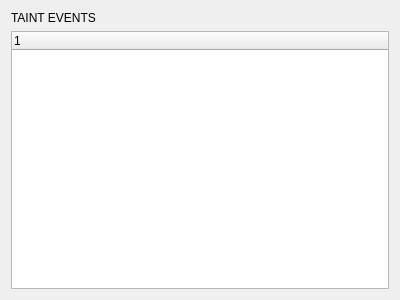
Before: the Qt Designer form src/GUI/PinTracerUI/TaintEventsWidget.ui in h3xduck/TaintBlade, drawn with Qt 5.
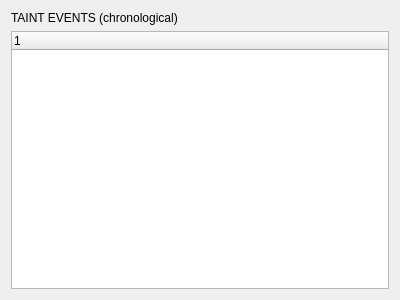
After: the same form once the commit is applied.

```diff
--- a/src/GUI/PinTracerUI/TaintEventsWidget.ui
+++ b/src/GUI/PinTracerUI/TaintEventsWidget.ui
@@ -17,7 +17,7 @@
    <item>
     <widget class="QLabel" name="label">
      <property name="text">
-      <string>TAINT EVENTS</string>
+      <string>TAINT EVENTS (chronological)</string>
      </property>
     </widget>
    </item>
```
